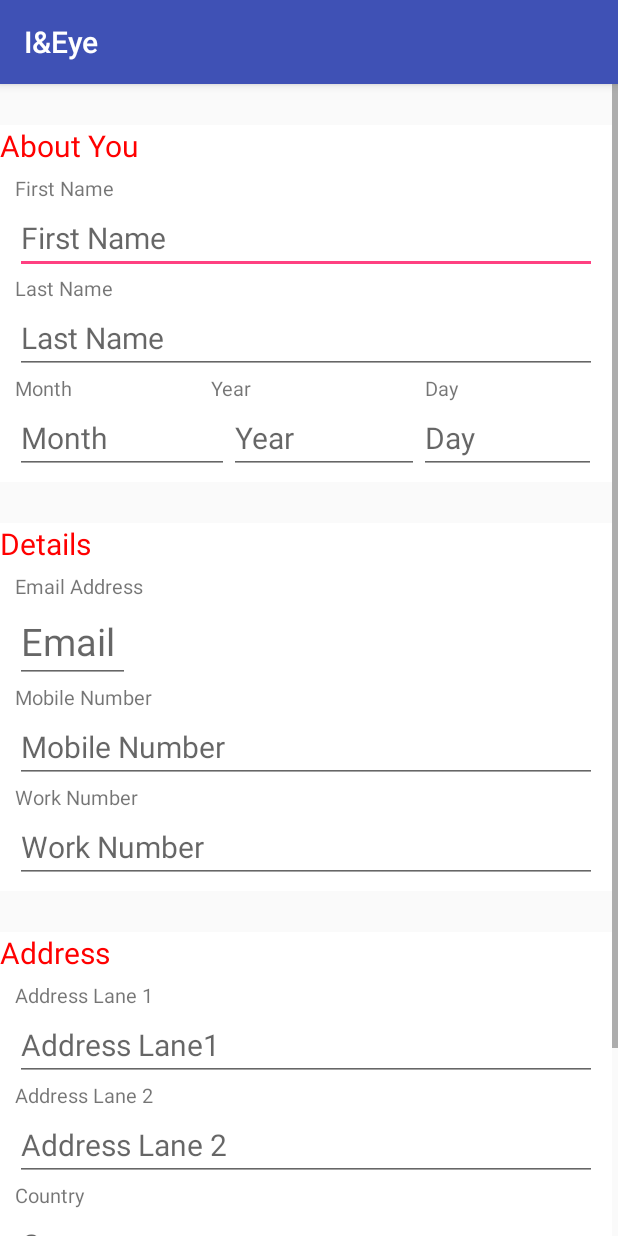
After one commit to hyderabad18/team-1, an Android app: the InsertUserData screen opened directly, with no data from a screen before it, on a phone screen of 412 x 824 dp. The commit adds this screen. Run offline under Robolectric (Android 15) with nearby library versions, the phone set to English and light mode, and no system bars; our stand-ins replace Firebase (no records; nobody signed in at launch, a user with empty details on screens opened directly).

Commit message:
login signup activity complete

```diff
--- a/IEye/app/src/main/AndroidManifest.xml
+++ b/IEye/app/src/main/AndroidManifest.xml
@@ -22,7 +22,8 @@
         <activity
             android:name=".Stud_profile"
             android:label="@string/title_activity_stud_profile"
-            android:theme="@style/AppTheme.NoActionBar"></activity>
+            android:theme="@style/AppTheme.NoActionBar" />
+        <activity android:name=".InsertUserData"></activity>
     </application>
 
 </manifest>
--- /dev/null
+++ b/IEye/app/src/main/java/com/example/android/ieye/InsertUserData.java
@@ -0,0 +1,108 @@
+package com.example.android.ieye;
+
+import android.content.Intent;
+import android.support.annotation.NonNull;
+import android.support.v7.app.AppCompatActivity;
+import android.os.Bundle;
+import android.view.View;
+import android.widget.Button;
+import android.widget.EditText;
+import android.widget.Toast;
+
+import com.google.android.gms.tasks.OnCompleteListener;
+import com.google.android.gms.tasks.Task;
+import com.google.firebase.auth.FirebaseAuth;
+import com.google.firebase.auth.FirebaseUser;
+import com.google.firebase.database.DataSnapshot;
+import com.google.firebase.database.DatabaseError;
+import com.google.firebase.database.DatabaseReference;
+import com.google.firebase.database.FirebaseDatabase;
+import com.google.firebase.database.ValueEventListener;
+
+public class InsertUserData extends AppCompatActivity {
+
+    private FirebaseAuth auth;
+    private FirebaseUser user;
+    private DatabaseReference reference;
+    private EditText email;
+    private EditText first_name,last_name,month,year,day,mobile,work,add_lane_1,add_lane_2,country,state,pin_code;
+    private Button submit_details;
+    EditUser editUser;
+    @Override
+    protected void onCreate(Bundle savedInstanceState) {
+        super.onCreate(savedInstanceState);
+        setContentView(R.layout.activity_insert_user_data);
+        auth=FirebaseAuth.getInstance();
+        user=auth.getCurrentUser();
+
+        first_name=(EditText) findViewById(R.id.First_name);
+        last_name=(EditText) findViewById(R.id.Last_name);
+        month=(EditText)findViewById(R.id.month);
+        year=(EditText)findViewById(R.id.year);
+        day=(EditText)findViewById(R.id.day);
+        email=(EditText) findViewById(R.id.email);
+        mobile=(EditText) findViewById(R.id.mobile_no);
+        work=(EditText)findViewById(R.id.work_no);
+        add_lane_1=(EditText)findViewById(R.id.add_lane_1);
+        add_lane_2=(EditText)findViewById(R.id.add_lane_2);
+        country=(EditText)findViewById(R.id.country);
+        state=(EditText)findViewById(R.id.state);
+        pin_code=(EditText)findViewById(R.id.pin_code);
+
+
+        reference= FirebaseDatabase.getInstance().getReference();
+        email.setText(user.getEmail());
+
+        editUser=new EditUser();
+
+    }
+
+    private void getValues()
+    {
+        editUser.setFirst_name(first_name.getText().toString());
+        editUser.setLast_name(last_name.getText().toString());
+        editUser.setMonth(month.getText().toString());
+        editUser.setYear(year.getText().toString());
+        editUser.setDay(day.getText().toString());
+        editUser.setEmail(email.getText().toString());
+        editUser.setMobile(mobile.getText().toString());
+        editUser.setWork(work.getText().toString());
+        editUser.setAdd_lane_1(add_lane_1.getText().toString());
+        editUser.setAdd_lane_2(add_lane_2.getText().toString());
+        editUser.setCountry(country.getText().toString());
+        editUser.setState(state.getText().toString());
+        editUser.setPin_code(pin_code.getText().toString());
+    }
+
+
+
+
+    public void submitButtonUserDetails(View view)
+    {
+        boolean done=false;
+        reference.addValueEventListener(new ValueEventListener() {
+            @Override
+            public void onDataChange(DataSnapshot dataSnapshot)
+            {
+                getValues();
+                reference.child(user.getUid()).setValue(editUser).addOnCompleteListener(new OnCompleteListener<Void>() {
+                    @Override
+                    public void onComplete(@NonNull Task<Void> task) {
+
+                        Toast.makeText(getApplicationContext(),"Edited Successfully...",Toast.LENGTH_LONG).show();
+                        Intent i=new Intent(InsertUserData.this,StudentdashboardActivity.class);
+                        startActivity(i);
+                    }
+                });
+            }
+
+            @Override
+            public void onCancelled(DatabaseError databaseError)
+            {
+
+            }
+        });
+
+
+    }
+}
--- a/IEye/app/src/main/java/com/example/android/ieye/LoginActivity.java
+++ b/IEye/app/src/main/java/com/example/android/ieye/LoginActivity.java
@@ -51,7 +51,7 @@ public class LoginActivity extends AppCompatActivity {
                         if(task.isSuccessful())
                         {
                             Toast.makeText(LoginActivity.this,"Welcome...",Toast.LENGTH_LONG).show();
-                            Intent i=new Intent(LoginActivity.this,StudentdashboardActivity.class);
+                            Intent i=new Intent(LoginActivity.this,Stud_profile.class);
                             i.putExtra("Name",firebaseAuth.getCurrentUser().getEmail());
                             startActivity(i);
                         }
--- a/IEye/app/src/main/java/com/example/android/ieye/MainActivity.java
+++ b/IEye/app/src/main/java/com/example/android/ieye/MainActivity.java
@@ -183,7 +183,7 @@ public class MainActivity extends AppCompatActivity {
     }
 
     public void btnLogin_click(View v){
-        Intent i=new Intent(MainActivity.this,Stud_profile.class);
+        Intent i=new Intent(MainActivity.this,LoginActivity.class);
         startActivity(i);
     }
 
--- /dev/null
+++ b/IEye/app/src/main/res/layout/activity_insert_user_data.xml
@@ -0,0 +1,308 @@
+<?xml version="1.0" encoding="utf-8"?>
+<ScrollView xmlns:android="http://schemas.android.com/apk/res/android"
+    xmlns:app="http://schemas.android.com/apk/res-auto"
+    xmlns:tools="http://schemas.android.com/tools"
+    android:layout_width="match_parent"
+    android:layout_height="match_parent"
+    android:scrollbarStyle="insideInset"
+    android:fillViewport="true"
+    android:scrollbars = "vertical"
+    tools:context=".InsertUserData">
+
+
+
+    <LinearLayout
+        android:layout_width="match_parent"
+        android:layout_height="match_parent"
+        android:orientation="vertical">
+
+
+        <TextView
+            android:layout_width="match_parent"
+            android:layout_height="wrap_content"
+            android:textSize="20dp"/>
+        <TextView
+            android:layout_width="match_parent"
+            android:layout_height="wrap_content"
+            android:text="About You"
+            android:textSize="20dp"
+            android:textColor="#ff0000"
+            android:background="#ffffff"/>
+        <LinearLayout
+            android:layout_width="match_parent"
+            android:layout_height="wrap_content"
+            android:orientation="vertical"
+            android:paddingRight="10dp"
+            android:paddingBottom="5dp"
+            android:paddingLeft="10dp"
+            android:paddingTop="5dp"
+            android:background="#ffffff">
+
+
+            <TextView
+                android:layout_width="wrap_content"
+                android:layout_height="wrap_content"
+                android:text="First Name"
+                android:textSize="13dp"/>
+
+            <EditText
+                android:layout_width="match_parent"
+                android:layout_height="wrap_content"
+                android:id="@+id/First_name"
+                android:textSize="20dp"
+                android:hint="First Name"/>
+
+            <TextView
+                android:layout_width="wrap_content"
+                android:layout_height="wrap_content"
+                android:text="Last Name"
+                android:textSize="13dp"/>
+
+            <EditText
+                android:layout_width="match_parent"
+                android:layout_height="wrap_content"
+                android:id="@+id/Last_name"
+                android:textSize="20dp"
+                android:hint="Last Name"/>
+
+            <LinearLayout
+                android:layout_width="match_parent"
+                android:layout_height="wrap_content">
+
+                <TextView
+                    android:layout_width="wrap_content"
+                    android:layout_height="wrap_content"
+                    android:text="Month"
+                    android:textSize="13dp"
+                    android:layout_weight="0.4"/>
+
+                <TextView
+                    android:layout_width="50dp"
+                    android:layout_height="wrap_content"
+                    android:text="Year"
+                    android:textSize="13dp"
+                    android:layout_weight="0.4"
+                    />
+                <TextView
+                    android:layout_width="wrap_content"
+                    android:layout_height="wrap_content"
+                    android:text="Day"
+                    android:textSize="13dp"
+                    android:layout_weight="0.4"/>
+
+            </LinearLayout>
+
+            <LinearLayout
+                android:layout_width="match_parent"
+                android:layout_height="wrap_content">
+
+                <EditText
+                    android:layout_width="wrap_content"
+                    android:layout_height="wrap_content"
+                    android:hint="Month"
+                    android:textSize="20dp"
+                    android:id="@+id/month"
+                    android:layout_weight="0.4"/>
+
+                <EditText
+                    android:layout_width="50dp"
+                    android:layout_height="wrap_content"
+                    android:hint="Year"
+                    android:textSize="20dp"
+                    android:id="@+id/year"
+                    android:layout_weight="0.4"
+                    />
+                <EditText
+                    android:layout_width="wrap_content"
+                    android:layout_height="wrap_content"
+                    android:hint="Day"
+                    android:textSize="20dp"
+                    android:id="@+id/day"
+                    android:layout_weight="0.4"/>
+            </LinearLayout>
+        </LinearLayout>
+
+        <TextView
+            android:layout_width="match_parent"
+            android:layout_height="wrap_content"
+            android:textSize="20dp"/>
+
+        <TextView
+            android:layout_width="match_parent"
+            android:layout_height="wrap_content"
+            android:text="Details"
+            android:textColor="#ff0000"
+            android:textSize="20dp"
+            android:background="#ffffff"
+            />
+        <LinearLayout
+            android:layout_width="match_parent"
+            android:layout_height="wrap_content"
+            android:orientation="vertical"
+            android:paddingRight="10dp"
+            android:paddingBottom="5dp"
+            android:paddingLeft="10dp"
+            android:paddingTop="5dp"
+            android:background="#ffffff">
+
+
+
+            <TextView
+                android:layout_width="wrap_content"
+                android:layout_height="wrap_content"
+                android:textSize="13dp"
+                android:text="Email Address"
+                />
+            <EditText
+                android:layout_width="wrap_content"
+                android:layout_height="wrap_content"
+                android:hint="Email "
+                android:id="@+id/email"
+                android:textSize="25dp"/>
+
+            <TextView
+                android:layout_width="wrap_content"
+                android:layout_height="wrap_content"
+                android:text="Mobile Number"
+                android:textSize="13dp"/>
+
+            <EditText
+                android:layout_width="match_parent"
+                android:layout_height="wrap_content"
+                android:hint="Mobile Number"
+                android:id="@+id/mobile_no"
+                android:textSize="20dp"/>
+
+            <TextView
+                android:layout_width="wrap_content"
+                android:layout_height="wrap_content"
+                android:text="Work Number"
+                android:textSize="13dp"/>
+
+            <EditText
+                android:layout_width="match_parent"
+                android:layout_height="wrap_content"
+                android:hint="Work Number"
+                android:id="@+id/work_no"
+                android:textSize="20dp"/>
+
+        </LinearLayout>
+
+        <TextView
+            android:layout_width="match_parent"
+            android:layout_height="wrap_content"
+            android:textSize="20dp"
+            />
+
+        <TextView
+            android:layout_width="match_parent"
+            android:layout_height="wrap_content"
+            android:textSize="20dp"
+            android:text="Address"
+            android:textColor="#ff0000"
+            android:background="#ffffff"/>
+
+        <LinearLayout
+            android:layout_width="match_parent"
+            android:layout_height="wrap_content"
+            android:background="#ffffff"
+            android:orientation="vertical"
+            android:paddingBottom="5dp"
+            android:paddingLeft="10dp"
+            android:paddingRight="10dp"
+            android:paddingTop="5dp">
+
+
+            <TextView
+                android:layout_width="wrap_content"
+                android:layout_height="wrap_content"
+                android:text="Address Lane 1"
+                android:textSize="13dp" />
+
+            <EditText
+                android:id="@+id/add_lane_1"
+                android:layout_width="match_parent"
+                android:layout_height="wrap_content"
+                android:hint="Address Lane1"
+                android:textSize="20dp" />
+
+            <TextView
+                android:layout_width="wrap_content"
+                android:layout_height="wrap_content"
+                android:text="Address Lane 2"
+                android:textSize="13dp" />
+
+            <EditText
+                android:id="@+id/add_lane_2"
+                android:layout_width="match_parent"
+                android:layout_height="wrap_content"
+                android:hint="Address Lane 2"
+                android:textSize="20dp" />
+
+            <TextView
+                android:layout_width="wrap_content"
+                android:layout_height="wrap_content"
+                android:text="Country"
+                android:textSize="13dp" />
+
+            <EditText
+                android:id="@+id/country"
+                android:layout_width="wrap_content"
+                android:layout_height="wrap_content"
+                android:hint="Country"
+                android:textSize="20dp" />
+
+            <LinearLayout
+                android:layout_width="match_parent"
+                android:layout_height="wrap_content">
+
+                <TextView
+                    android:layout_width="wrap_content"
+                    android:layout_height="wrap_content"
+                    android:layout_weight="0.5"
+                    android:text="State"
+                    android:textSize="13dp" />
+
+                <TextView
+                    android:layout_width="50dp"
+                    android:layout_height="wrap_content"
+                    android:layout_weight="0.5"
+                    android:text="Pin Code"
+                    android:textSize="13dp" />
+
+            </LinearLayout>
+
+            <LinearLayout
+                android:layout_width="match_parent"
+                android:layout_height="wrap_content">
+
+                <EditText
+                    android:id="@+id/state"
+                    android:layout_width="wrap_content"
+                    android:layout_height="wrap_content"
+                    android:layout_weight="0.5"
+                    android:hint="State"
+                    android:textSize="20dp" />
+
+                <EditText
+                    android:id="@+id/pin_code"
+                    android:layout_width="50dp"
+                    android:layout_height="wrap_content"
+                    android:layout_weight="0.4"
+                    android:hint="Pin Code"
+                    android:textSize="20dp" />
+
+            </LinearLayout>
+        </LinearLayout>
+
+
+        <Button
+            android:layout_width="match_parent"
+            android:layout_height="match_parent"
+            android:id="@+id/detailsSubmit"
+            android:textSize="15dp"
+            android:text="Submit"
+            android:onClick="submitButtonUserDetails"
+            />
+    </LinearLayout>
+</ScrollView>
--- a/IEye/app/src/main/res/layout/activity_stud_profile.xml
+++ b/IEye/app/src/main/res/layout/activity_stud_profile.xml
@@ -22,4 +22,5 @@
         app:headerLayout="@layout/nav_header_stud_profile"
         app:menu="@menu/activity_stud_profile_drawer" />
 
+
 </android.support.v4.widget.DrawerLayout>
--- a/IEye/app/src/main/res/menu/activity_stud_profile_drawer.xml
+++ b/IEye/app/src/main/res/menu/activity_stud_profile_drawer.xml
@@ -21,6 +21,7 @@
             android:icon="@drawable/ic_menu_slideshow"
             android:title="Logout" />
 
+
     </group>
 
 
```
Also changed, not shown: IEye/app/src/main/java/com/example/android/ieye/EditUser.java (added, +145 -0 lines), IEye/app/src/main/java/com/example/android/ieye/Stud_profile.java (+20 -3 lines), IEye/app/src/main/res/menu/menu.xml (added, +10 -0 lines).
